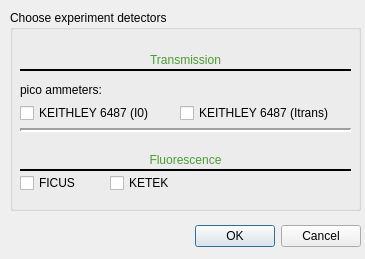
The window that ui/detectors.ui (SESAME-Synchrotron/HESEBScanTool) describes before a commit, drawn with Qt 5.
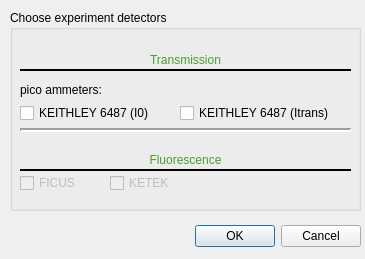
The same window after the commit.

Commit message: disabling KETEK and FICUS, also GUI tab order fixing

```diff
--- a/ui/detectors.ui
+++ b/ui/detectors.ui
@@ -48,6 +48,9 @@
     <string>Choose experiment detectors </string>
    </property>
    <widget class="QCheckBox" name="FICUS">
+    <property name="enabled">
+     <bool>false</bool>
+    </property>
     <property name="geometry">
      <rect>
       <x>10</x>
@@ -65,7 +68,7 @@
    </widget>
    <widget class="QCheckBox" name="KETEK">
     <property name="enabled">
-     <bool>true</bool>
+     <bool>false</bool>
     </property>
     <property name="geometry">
      <rect>
```
Left out of the diff: 2 changed lines with no effect on the pictures. The commit also changes 4 other files.
